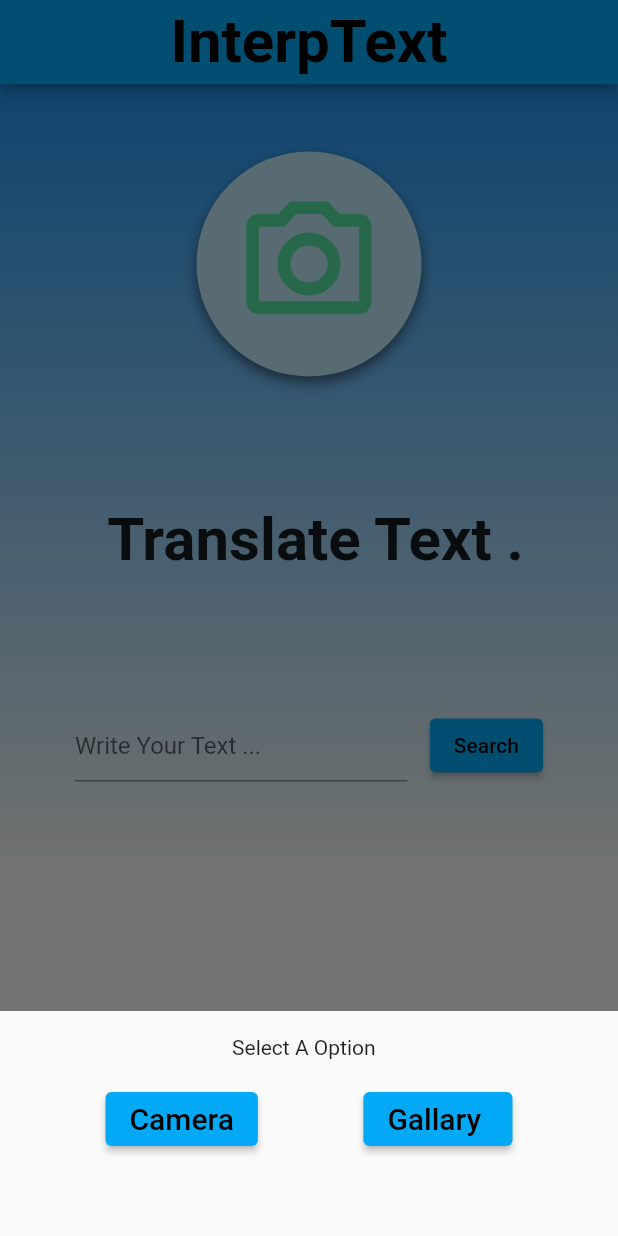
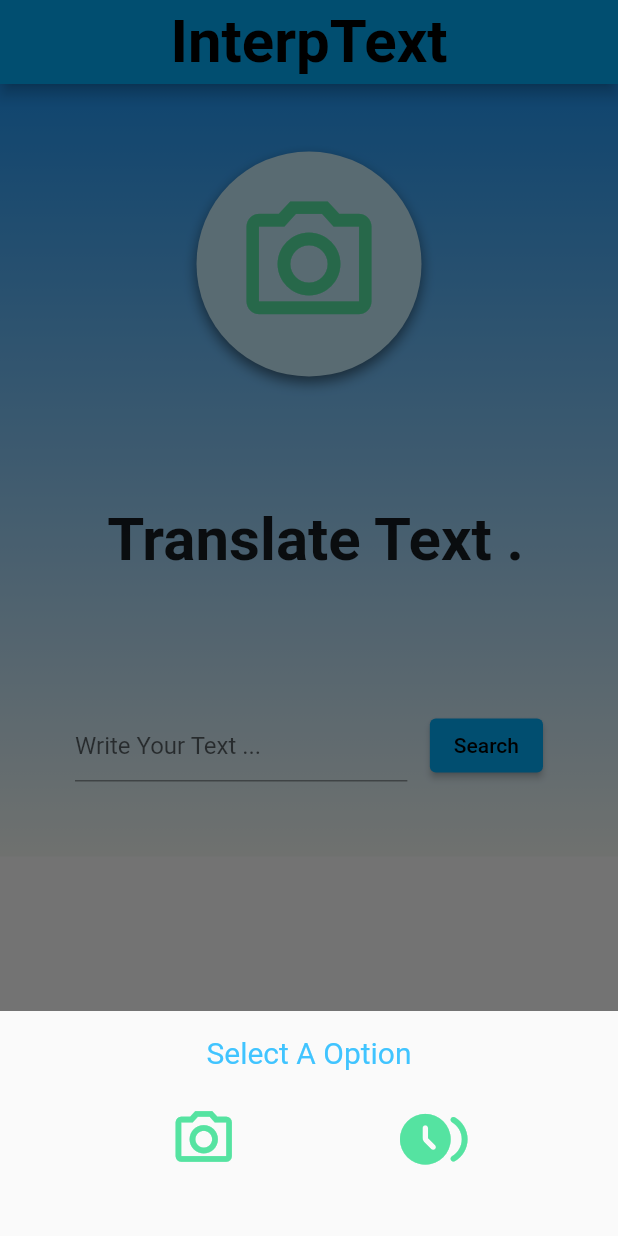
Before and after one commit to MR-Sambit/interpText, a Flutter app: the screen it shows after launch, after a tap on the "camera alt" icon, on a phone screen of 412 x 824 dp. Run offline on Flutter 3.47's test engine with Material 2 defaults, Android fonts, the phone set to English and light mode, and no system bars; our stand-ins replace camera.

Commit message:
update cambutton not working #3

```diff
--- a/lib/cambutton.dart
+++ b/lib/cambutton.dart
@@ -21,27 +21,32 @@ class _CamButtonState extends State<CamButton> {
             child: Column(
               children: [
                 SizedBox(height: 16),
-                Text('Select A Option  '),
+                Text(
+                  'Select A Option',
+                  style: TextStyle(color: Colors.lightBlueAccent, fontSize: 20),
+                ),
                 SizedBox(height: 16),
                 Row(
                   mainAxisAlignment: MainAxisAlignment.spaceEvenly,
                   children: [
-                    ElevatedButton(
+                    IconButton(
                       onPressed: () async {
                         await OpenCam(controller);
                       },
-                      child: Text(
-                        'Camera',
-                        style: TextStyle(fontSize: 20),
+                      icon: Icon(
+                        Icons.camera_alt_outlined,
+                        size: 45,
+                        color: Color.fromARGB(255, 85, 227, 161),
                       ),
                     ),
-                    ElevatedButton(
+                    IconButton(
                       onPressed: () {
                         // Do something when the user taps the second button
                       },
-                      child: Text(
-                        'Gallary ',
-                        style: TextStyle(fontSize: 20),
+                      icon: Icon(
+                        Icons.browse_gallery_rounded,
+                        size: 45,
+                        color: Color.fromARGB(255, 85, 227, 161),
                       ),
                     ),
                   ],
```
